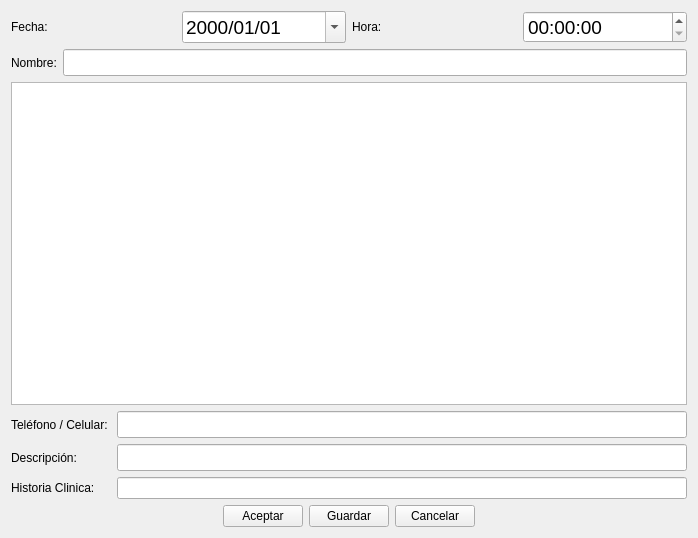
First picture: the form in newtask_agenda_ui.ui, repository rodety/Clinica, before the edit.
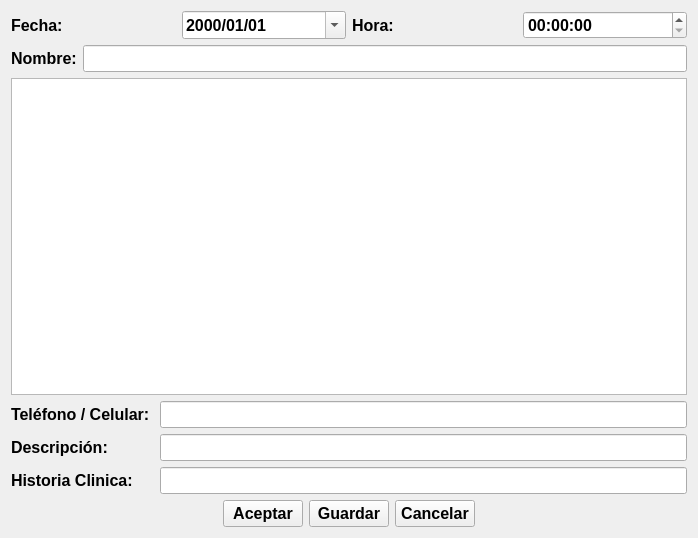
Second picture: the form after the edit. Icons and pictures are not drawn.

What changed in the file:
```diff
--- a/newtask_agenda_ui.ui
+++ b/newtask_agenda_ui.ui
@@ -22,6 +22,13 @@
     <layout class="QHBoxLayout" name="horizontalLayout">
      <item>
       <widget class="QLabel" name="label">
+       <property name="font">
+        <font>
+         <pointsize>12</pointsize>
+         <weight>75</weight>
+         <bold>true</bold>
+        </font>
+       </property>
        <property name="text">
         <string>Fecha:</string>
        </property>
@@ -31,7 +38,9 @@
       <widget class="QDateEdit" name="dateEdit">
        <property name="font">
         <font>
-         <pointsize>14</pointsize>
+         <pointsize>12</pointsize>
+         <weight>75</weight>
+         <bold>true</bold>
         </font>
        </property>
        <property name="displayFormat">
@@ -44,6 +53,13 @@
      </item>
      <item>
       <widget class="QLabel" name="label_5">
+       <property name="font">
+        <font>
+         <pointsize>12</pointsize>
+         <weight>75</weight>
+         <bold>true</bold>
+        </font>
+       </property>
        <property name="text">
         <string>Hora:</string>
        </property>
@@ -53,7 +69,9 @@
       <widget class="QTimeEdit" name="timeEdit">
        <property name="font">
         <font>
-         <pointsize>14</pointsize>
+         <pointsize>12</pointsize>
+         <weight>75</weight>
+         <bold>true</bold>
         </font>
        </property>
        <property name="displayFormat">
@@ -70,6 +88,13 @@
     <layout class="QHBoxLayout" name="horizontalLayout_2">
      <item>
       <widget class="QLabel" name="label_2">
+       <property name="font">
+        <font>
+         <pointsize>12</pointsize>
+         <weight>75</weight>
+         <bold>true</bold>
+        </font>
+       </property>
        <property name="text">
         <string>Nombre:</string>
        </property>
@@ -80,6 +105,8 @@
        <property name="font">
         <font>
          <pointsize>12</pointsize>
+         <weight>75</weight>
+         <bold>true</bold>
         </font>
        </property>
       </widget>
@@ -87,12 +114,27 @@
     </layout>
    </item>
    <item row="2" column="0">
-    <widget class="QTableView" name="tableView"/>
+    <widget class="QTableView" name="tableView">
+     <property name="font">
+      <font>
+       <pointsize>12</pointsize>
+       <weight>75</weight>
+       <bold>true</bold>
+      </font>
+     </property>
+    </widget>
    </item>
    <item row="3" column="0">
     <layout class="QGridLayout" name="gridLayout">
      <item row="0" column="0">
       <widget class="QLabel" name="label_7">
+       <property name="font">
+        <font>
+         <pointsize>12</pointsize>
+         <weight>75</weight>
+         <bold>true</bold>
+        </font>
+       </property>
        <property name="text">
         <string>Teléfono / Celular: </string>
        </property>
@@ -103,12 +145,21 @@
        <property name="font">
         <font>
          <pointsize>12</pointsize>
+         <weight>75</weight>
+         <bold>true</bold>
         </font>
        </property>
       </widget>
      </item>
      <item row="1" column="0">
       <widget class="QLabel" name="label_3">
+       <property name="font">
+        <font>
+         <pointsize>12</pointsize>
+         <weight>75</weight>
+         <bold>true</bold>
+        </font>
+       </property>
        <property name="text">
         <string>Descripción:</string>
        </property>
@@ -119,19 +170,36 @@
        <property name="font">
         <font>
          <pointsize>12</pointsize>
+         <weight>75</weight>
+         <bold>true</bold>
         </font>
        </property>
       </widget>
      </item>
      <item row="2" column="0">
       <widget class="QLabel" name="label_6">
+       <property name="font">
+        <font>
+         <pointsize>12</pointsize>
+         <weight>75</weight>
+         <bold>true</bold>
+        </font>
+       </property>
        <property name="text">
         <string>Historia Clinica:</string>
        </property>
       </widget>
      </item>
      <item row="2" column="1">
-      <widget class="QLineEdit" name="lineEdit_Historia"/>
+      <widget class="QLineEdit" name="lineEdit_Historia">
+       <property name="font">
+        <font>
+         <pointsize>12</pointsize>
+         <weight>75</weight>
+         <bold>true</bold>
+        </font>
+       </property>
+      </widget>
      </item>
     </layout>
    </item>
@@ -139,6 +207,13 @@
     <layout class="QHBoxLayout" name="horizontalLayout_5">
      <item>
       <spacer name="horizontalSpacer">
+       <property name="font">
+        <font>
+         <pointsize>12</pointsize>
+         <weight>75</weight>
+         <bold>true</bold>
+        </font>
+       </property>
        <property name="orientation">
         <enum>Qt::Horizontal</enum>
        </property>
@@ -152,6 +227,13 @@
      </item>
      <item>
       <widget class="QPushButton" name="pushButton_Acept">
+       <property name="font">
+        <font>
+         <pointsize>12</pointsize>
+         <weight>75</weight>
+         <bold>true</bold>
+        </font>
+       </property>
        <property name="text">
         <string>Aceptar</string>
        </property>
@@ -159,6 +241,13 @@
      </item>
      <item>
       <widget class="QPushButton" name="pushButton_Save">
+       <property name="font">
+        <font>
+         <pointsize>12</pointsize>
+         <weight>75</weight>
+         <bold>true</bold>
+        </font>
+       </property>
        <property name="text">
         <string>Guardar</string>
        </property>
@@ -166,6 +255,13 @@
      </item>
      <item>
       <widget class="QPushButton" name="pushButton_Cancel">
+       <property name="font">
+        <font>
+         <pointsize>12</pointsize>
+         <weight>75</weight>
+         <bold>true</bold>
+        </font>
+       </property>
        <property name="text">
         <string>Cancelar</string>
        </property>
```
